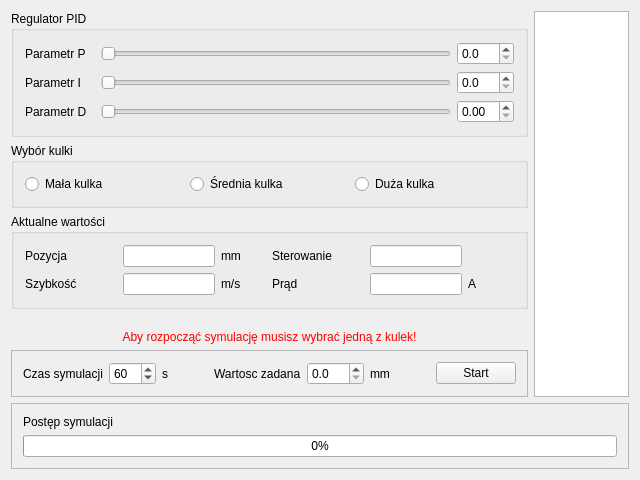
Above: RegulatorMLS/mainwindow.ui from JaBuoniak/RegulatorMLS before the change. Below: the same form after it.
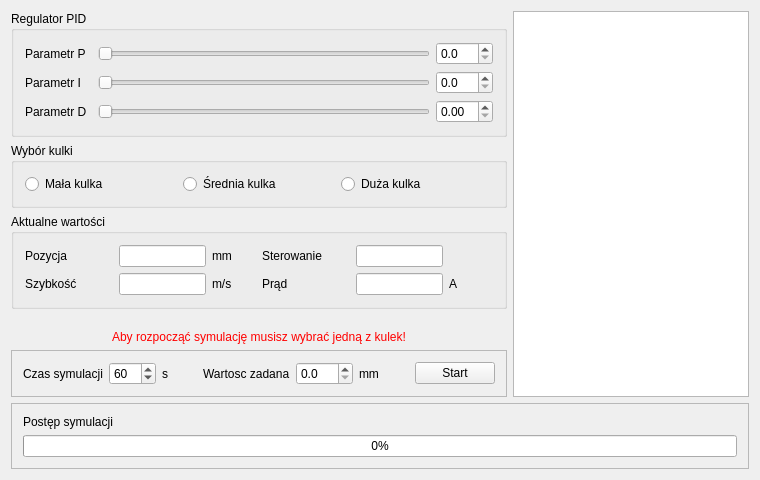
That is the form after the change.

Diff of the .ui file:
```diff
--- a/RegulatorMLS/mainwindow.ui
+++ b/RegulatorMLS/mainwindow.ui
@@ -6,13 +6,13 @@
    <rect>
     <x>0</x>
     <y>0</y>
-    <width>640</width>
+    <width>760</width>
     <height>480</height>
    </rect>
   </property>
   <property name="minimumSize">
    <size>
-    <width>640</width>
+    <width>760</width>
     <height>480</height>
    </size>
   </property>
@@ -28,10 +28,22 @@
       </property>
       <property name="sizePolicy">
        <sizepolicy hsizetype="Expanding" vsizetype="Expanding">
-        <horstretch>1</horstretch>
+        <horstretch>0</horstretch>
         <verstretch>0</verstretch>
        </sizepolicy>
       </property>
+      <property name="minimumSize">
+       <size>
+        <width>120</width>
+        <height>0</height>
+       </size>
+      </property>
+      <property name="baseSize">
+       <size>
+        <width>120</width>
+        <height>0</height>
+       </size>
+      </property>
      </widget>
     </item>
     <item row="2" column="0">
```
Left out of the diff: 2 changed lines with no effect on the pictures.
